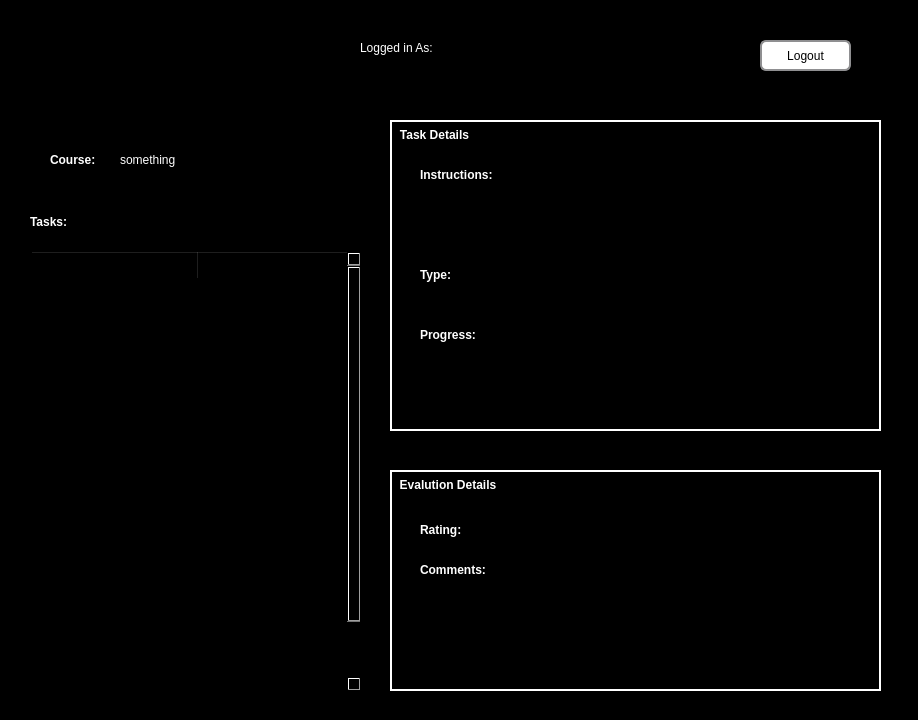
This is ClientNetworking/tamainscreen.ui in kareem1234/COMP3004 as Qt 5 draws it before an edit. The edited form follows.
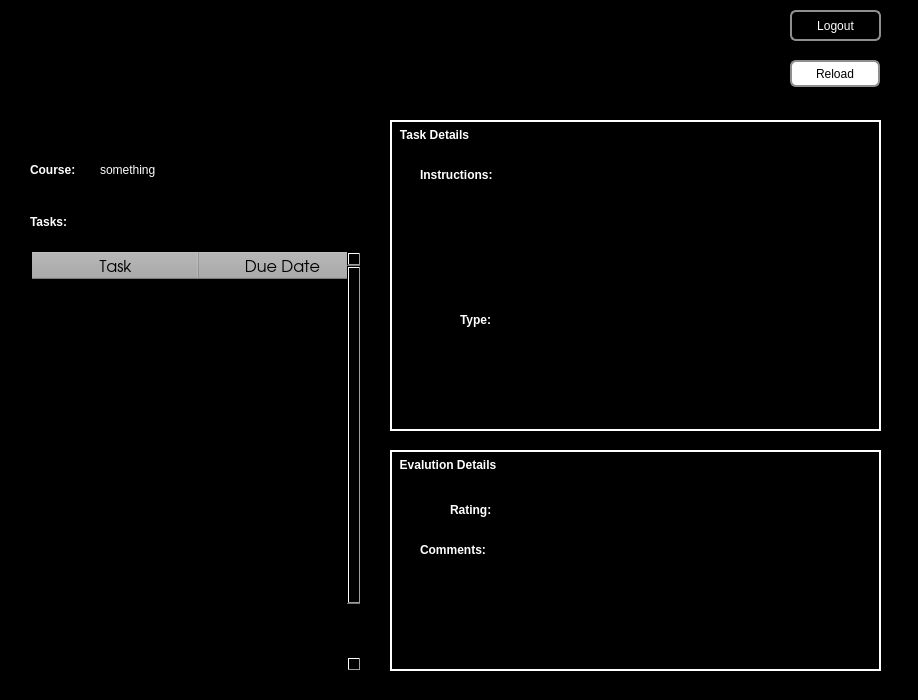
This is the edited form. Icons and pictures are not drawn.

Patch:
```diff
--- a/ClientNetworking/tamainscreen.ui
+++ b/ClientNetworking/tamainscreen.ui
@@ -7,7 +7,7 @@
     <x>0</x>
     <y>0</y>
     <width>918</width>
-    <height>720</height>
+    <height>700</height>
    </rect>
   </property>
   <property name="palette">
@@ -112,6 +112,7 @@
 }
 
 
+
     QPushButton {
             color: rgb(0, 0, 0);
          border: 2px solid #8f8f91;
@@ -136,7 +137,17 @@
      subcontrol-position: top left; /* position at the top left*/ 
      padding: 8px;
 font-weight: bold;
- } </string>
+ } 
+
+QTableWidget{
+	background-color: rgb(0, 0, 0);
+}
+
+QHeaderView {
+	background-color:rgb(173, 173, 173);
+	color:rgb(0, 0, 0);
+
+}</string>
   </property>
   <property name="frameShape">
    <enum>QFrame::StyledPanel</enum>
@@ -147,8 +158,8 @@
   <widget class="QLabel" name="labelCourse">
    <property name="geometry">
     <rect>
-     <x>50</x>
-     <y>150</y>
+     <x>30</x>
+     <y>160</y>
      <width>61</width>
      <height>21</height>
     </rect>
@@ -176,7 +187,7 @@
      <x>30</x>
      <y>250</y>
      <width>331</width>
-     <height>441</height>
+     <height>421</height>
     </rect>
    </property>
    <property name="widgetResizable">
@@ -188,7 +199,7 @@
       <x>0</x>
       <y>0</y>
       <width>329</width>
-      <height>439</height>
+      <height>419</height>
      </rect>
     </property>
     <widget class="QTableWidget" name="taskItems">
@@ -197,7 +208,7 @@
        <x>0</x>
        <y>0</y>
        <width>331</width>
-       <height>441</height>
+       <height>421</height>
       </rect>
      </property>
      <property name="minimumSize">
@@ -386,8 +397,8 @@
   <widget class="QLabel" name="textEmail">
    <property name="geometry">
     <rect>
-     <x>480</x>
-     <y>40</y>
+     <x>560</x>
+     <y>20</y>
      <width>221</width>
      <height>21</height>
     </rect>
@@ -403,8 +414,8 @@
   <widget class="QLabel" name="textCourse">
    <property name="geometry">
     <rect>
-     <x>120</x>
-     <y>150</y>
+     <x>100</x>
+     <y>160</y>
      <width>231</width>
      <height>21</height>
     </rect>
@@ -424,9 +435,9 @@
       <colorrole role="Button">
        <brush brushstyle="SolidPattern">
         <color alpha="255">
-         <red>255</red>
-         <green>255</green>
-         <blue>255</blue>
+         <red>0</red>
+         <green>0</green>
+         <blue>0</blue>
         </color>
        </brush>
       </colorrole>
@@ -480,9 +491,9 @@
       <colorrole role="Button">
        <brush brushstyle="SolidPattern">
         <color alpha="255">
-         <red>255</red>
-         <green>255</green>
-         <blue>255</blue>
+         <red>0</red>
+         <green>0</green>
+         <blue>0</blue>
         </color>
        </brush>
       </colorrole>
@@ -536,9 +547,9 @@
       <colorrole role="Button">
        <brush brushstyle="SolidPattern">
         <color alpha="255">
-         <red>255</red>
-         <green>255</green>
-         <blue>255</blue>
+         <red>0</red>
+         <green>0</green>
+         <blue>0</blue>
         </color>
        </brush>
       </colorrole>
@@ -592,12 +603,25 @@
   <widget class="QPushButton" name="pushButton">
    <property name="geometry">
     <rect>
-     <x>760</x>
-     <y>40</y>
+     <x>790</x>
+     <y>10</y>
      <width>91</width>
      <height>31</height>
     </rect>
    </property>
+   <property name="styleSheet">
+    <string notr="true">QPushButton {
+            color: rgb(255, 255, 255);
+         border: 2px solid #8f8f91;
+         border-radius: 6px;
+         background-color:black;
+         min-width: 80px;
+     }
+    QPushButton:pressed {
+         
+            background-color: rgb(70, 70, 70);
+     }</string>
+   </property>
    <property name="text">
     <string>Logout</string>
    </property>
@@ -773,8 +797,8 @@
    <widget class="QLabel" name="labelType">
     <property name="geometry">
      <rect>
-      <x>30</x>
-      <y>145</y>
+      <x>70</x>
+      <y>190</y>
       <width>41</width>
       <height>21</height>
      </rect>
@@ -783,24 +807,11 @@
      <string>&lt;html&gt;&lt;head/&gt;&lt;body&gt;&lt;p&gt;&lt;span style=&quot; font-weight:600; color:#ffffff;&quot;&gt;Type:&lt;/span&gt;&lt;/p&gt;&lt;/body&gt;&lt;/html&gt;</string>
     </property>
    </widget>
-   <widget class="QLabel" name="labelProgress">
-    <property name="geometry">
-     <rect>
-      <x>30</x>
-      <y>205</y>
-      <width>71</width>
-      <height>21</height>
-     </rect>
-    </property>
-    <property name="text">
-     <string>&lt;html&gt;&lt;head/&gt;&lt;body&gt;&lt;p&gt;&lt;span style=&quot; font-weight:600; color:#ffffff;&quot;&gt;Progress:&lt;/span&gt;&lt;/p&gt;&lt;/body&gt;&lt;/html&gt;</string>
-    </property>
-   </widget>
    <widget class="QLabel" name="textType">
     <property name="geometry">
      <rect>
       <x>140</x>
-      <y>150</y>
+      <y>190</y>
       <width>311</width>
       <height>41</height>
      </rect>
@@ -820,9 +831,9 @@
        <colorrole role="Button">
         <brush brushstyle="SolidPattern">
          <color alpha="255">
-          <red>255</red>
-          <green>255</green>
-          <blue>255</blue>
+          <red>0</red>
+          <green>0</green>
+          <blue>0</blue>
          </color>
         </brush>
        </colorrole>
@@ -858,9 +869,9 @@
        <colorrole role="Button">
         <brush brushstyle="SolidPattern">
          <color alpha="255">
-          <red>255</red>
-          <green>255</green>
-          <blue>255</blue>
+          <red>0</red>
+          <green>0</green>
+          <blue>0</blue>
          </color>
         </brush>
        </colorrole>
@@ -896,9 +907,9 @@
        <colorrole role="Button">
         <brush brushstyle="SolidPattern">
          <color alpha="255">
-          <red>255</red>
-          <green>255</green>
-          <blue>255</blue>
+          <red>0</red>
+          <green>0</green>
+          <blue>0</blue>
          </color>
         </brush>
        </colorrole>
@@ -937,9 +948,9 @@
     <property name="geometry">
      <rect>
       <x>140</x>
-      <y>210</y>
+      <y>220</y>
       <width>311</width>
-      <height>71</height>
+      <height>61</height>
      </rect>
     </property>
     <property name="palette">
@@ -957,9 +968,9 @@
        <colorrole role="Button">
         <brush brushstyle="SolidPattern">
          <color alpha="255">
-          <red>255</red>
-          <green>255</green>
-          <blue>255</blue>
+          <red>0</red>
+          <green>0</green>
+          <blue>0</blue>
          </color>
         </brush>
        </colorrole>
@@ -995,9 +1006,9 @@
        <colorrole role="Button">
         <brush brushstyle="SolidPattern">
          <color alpha="255">
-          <red>255</red>
-          <green>255</green>
-          <blue>255</blue>
+          <red>0</red>
+          <green>0</green>
+          <blue>0</blue>
          </color>
         </brush>
        </colorrole>
@@ -1033,9 +1044,9 @@
        <colorrole role="Button">
         <brush brushstyle="SolidPattern">
          <color alpha="255">
-          <red>255</red>
-          <green>255</green>
-          <blue>255</blue>
+          <red>0</red>
+          <green>0</green>
+          <blue>0</blue>
          </color>
         </brush>
        </colorrole>
@@ -1079,7 +1090,7 @@
       <x>140</x>
       <y>50</y>
       <width>311</width>
-      <height>81</height>
+      <height>141</height>
      </rect>
     </property>
     <property name="palette">
@@ -1097,9 +1108,9 @@
        <colorrole role="Button">
         <brush brushstyle="SolidPattern">
          <color alpha="255">
-          <red>255</red>
-          <green>255</green>
-          <blue>255</blue>
+          <red>0</red>
+          <green>0</green>
+          <blue>0</blue>
          </color>
         </brush>
        </colorrole>
@@ -1135,9 +1146,9 @@
        <colorrole role="Button">
         <brush brushstyle="SolidPattern">
          <color alpha="255">
-          <red>255</red>
-          <green>255</green>
-          <blue>255</blue>
+          <red>0</red>
+          <green>0</green>
+          <blue>0</blue>
          </color>
         </brush>
        </colorrole>
@@ -1173,9 +1184,9 @@
        <colorrole role="Button">
         <brush brushstyle="SolidPattern">
          <color alpha="255">
-          <red>255</red>
-          <green>255</green>
-          <blue>255</blue>
+          <red>0</red>
+          <green>0</green>
+          <blue>0</blue>
          </color>
         </brush>
        </colorrole>
@@ -1218,7 +1229,7 @@
    <property name="geometry">
     <rect>
      <x>390</x>
-     <y>470</y>
+     <y>450</y>
      <width>491</width>
      <height>221</height>
     </rect>
@@ -1347,9 +1358,9 @@
    <widget class="QLabel" name="labelRating">
     <property name="geometry">
      <rect>
-      <x>30</x>
+      <x>60</x>
       <y>50</y>
-      <width>71</width>
+      <width>61</width>
       <height>21</height>
      </rect>
     </property>
@@ -1394,9 +1405,9 @@
        <colorrole role="Button">
         <brush brushstyle="SolidPattern">
          <color alpha="255">
-          <red>255</red>
-          <green>255</green>
-          <blue>255</blue>
+          <red>0</red>
+          <green>0</green>
+          <blue>0</blue>
          </color>
         </brush>
        </colorrole>
@@ -1432,9 +1443,9 @@
        <colorrole role="Button">
         <brush brushstyle="SolidPattern">
          <color alpha="255">
-          <red>255</red>
-          <green>255</green>
-          <blue>255</blue>
+          <red>0</red>
+          <green>0</green>
+          <blue>0</blue>
          </color>
         </brush>
        </colorrole>
@@ -1470,9 +1481,9 @@
        <colorrole role="Button">
         <brush brushstyle="SolidPattern">
          <color alpha="255">
-          <red>255</red>
-          <green>255</green>
-          <blue>255</blue>
+          <red>0</red>
+          <green>0</green>
+          <blue>0</blue>
          </color>
         </brush>
        </colorrole>
@@ -1528,9 +1539,9 @@
        <colorrole role="Button">
         <brush brushstyle="SolidPattern">
          <color alpha="255">
-          <red>255</red>
-          <green>255</green>
-          <blue>255</blue>
+          <red>0</red>
+          <green>0</green>
+          <blue>0</blue>
          </color>
         </brush>
        </colorrole>
@@ -1566,9 +1577,9 @@
        <colorrole role="Button">
         <brush brushstyle="SolidPattern">
          <color alpha="255">
-          <red>255</red>
-          <green>255</green>
-          <blue>255</blue>
+          <red>0</red>
+          <green>0</green>
+          <blue>0</blue>
          </color>
         </brush>
        </colorrole>
@@ -1604,9 +1615,9 @@
        <colorrole role="Button">
         <brush brushstyle="SolidPattern">
          <color alpha="255">
-          <red>255</red>
-          <green>255</green>
-          <blue>255</blue>
+          <red>0</red>
+          <green>0</green>
+          <blue>0</blue>
          </color>
         </brush>
        </colorrole>
@@ -1645,17 +1656,17 @@
     </property>
    </widget>
   </widget>
-  <widget class="QLabel" name="label">
+  <widget class="QPushButton" name="buttonReload">
    <property name="geometry">
     <rect>
-     <x>360</x>
-     <y>40</y>
-     <width>111</width>
-     <height>16</height>
+     <x>790</x>
+     <y>60</y>
+     <width>90</width>
+     <height>27</height>
     </rect>
    </property>
    <property name="text">
-    <string>&lt;html&gt;&lt;head/&gt;&lt;body&gt;&lt;p&gt;&lt;span style=&quot; color:#ffffff;&quot;&gt;Logged in As:&lt;/span&gt;&lt;/p&gt;&lt;/body&gt;&lt;/html&gt;</string>
+    <string>Reload</string>
    </property>
   </widget>
  </widget>
```
Left out of the diff: 6 changed lines with no effect on the pictures.
